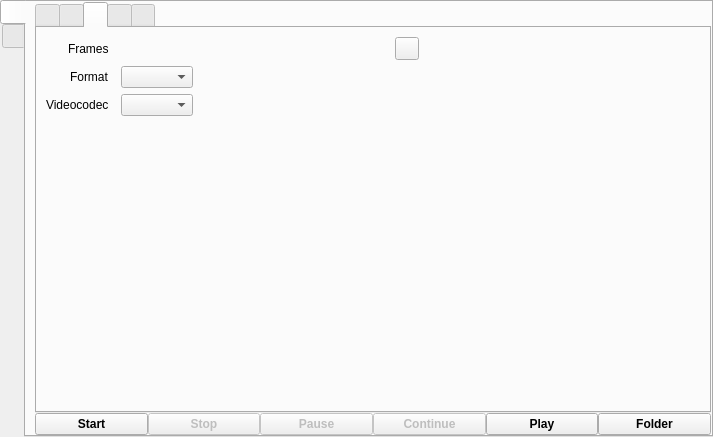
Qt form src/wayland/formMainWindow_wl.ui (vkohaupt/vokoscreenNG) before a commit.
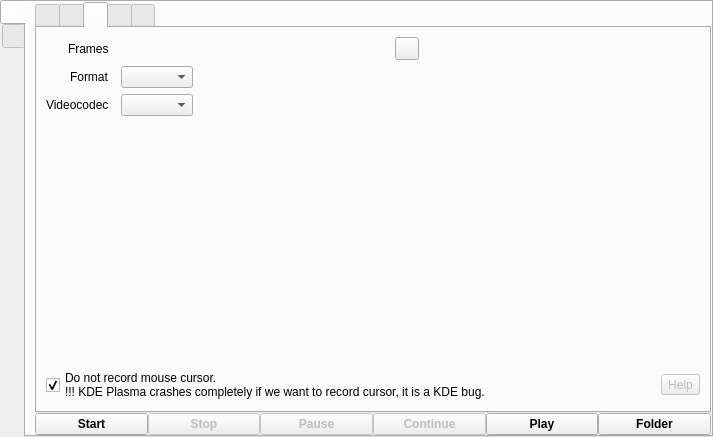
The same form after that commit. The open tabs and pages were chosen to show the change. Icons and pictures are not drawn.

Commit message: Wayland: mouse

What changed in the file:
```diff
--- a/src/wayland/formMainWindow_wl.ui
+++ b/src/wayland/formMainWindow_wl.ui
@@ -582,9 +582,7 @@
                 </property>
                </widget>
               </item>
-             </layout>
-            </item>
-            <item>
+              <item row="3" column="0">
              <spacer name="verticalSpacer_2">
               <property name="orientation">
                <enum>Qt::Vertical</enum>
@@ -597,6 +595,49 @@
               </property>
              </spacer>
             </item>
+              <item row="4" column="0" colspan="4">
+               <layout class="QHBoxLayout" name="horizontalLayout_22">
+                <item>
+                 <widget class="QCheckBox" name="checkBoxMouseCursorOnOff">
+                  <property name="text">
+                   <string notr="true">Do not record mouse cursor.
+!!! KDE Plasma crashes completely if we want to record cursor, it is a KDE bug.</string>
+                  </property>
+                  <property name="checked">
+                   <bool>true</bool>
+                  </property>
+                 </widget>
+                </item>
+                <item>
+                 <spacer name="horizontalSpacer_18">
+                  <property name="orientation">
+                   <enum>Qt::Horizontal</enum>
+                  </property>
+                  <property name="sizeHint" stdset="0">
+                   <size>
+                    <width>40</width>
+                    <height>20</height>
+                   </size>
+                  </property>
+                 </spacer>
+                </item>
+                <item>
+                 <widget class="QToolButton" name="help_screencast_nomousecursor">
+                  <property name="enabled">
+                   <bool>false</bool>
+                  </property>
+                  <property name="toolTip">
+                   <string notr="true"/>
+                  </property>
+                  <property name="text">
+                   <string notr="true">Help</string>
+                  </property>
+                 </widget>
+                </item>
+               </layout>
+              </item>
+             </layout>
+            </item>
            </layout>
           </widget>
           <widget class="QWidget" name="tabMisc">
```
Left out of the diff: 63 changed lines with no effect on the pictures. Lines whose indentation alone changed are shown as unchanged. The commit also changes 4 other files.
